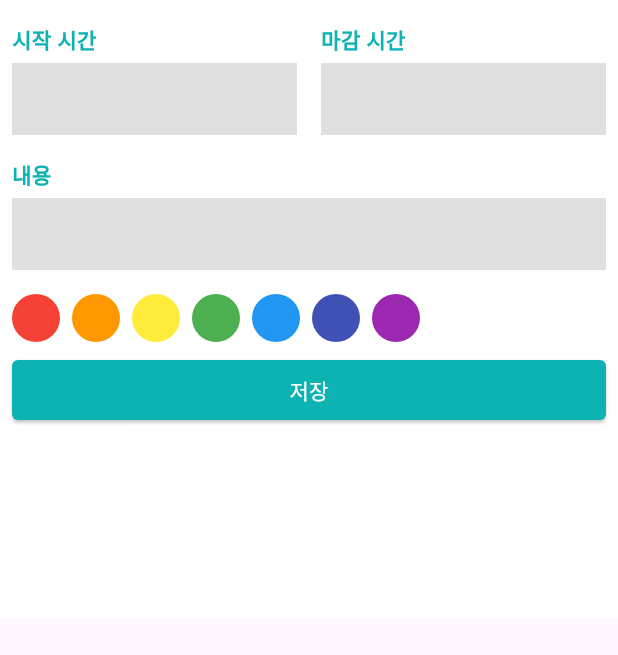
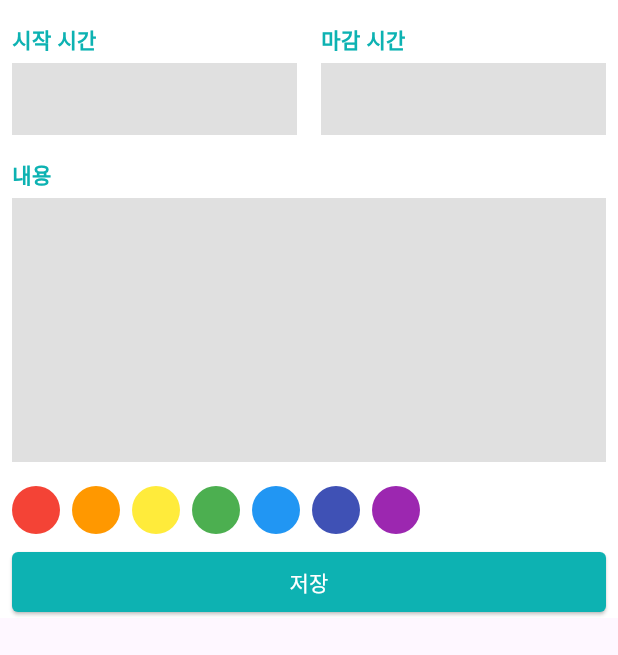
Before and after one commit to SungSeokMin/study_inflearn, a Flutter app: the ScheduleBottomSheet widget shown alone on an empty page, opened directly, on a phone screen of 412 x 824 dp. Shown: the top 655 px of the screen. Run offline on Flutter 3.47's test engine with Material 3 defaults, Android fonts, the phone set to English and light mode, and no system bars; our stand-ins replace geolocator, google_maps_flutter, image_picker, table_calendar, video_player, webview_flutter.

Commit message:
TextField 마무리하기

```diff
--- a/flutter/calendar_scheduler/lib/component/custom_text_field.dart
+++ b/flutter/calendar_scheduler/lib/component/custom_text_field.dart
@@ -1,12 +1,15 @@
 import 'package:calendar_scheduler/const/colors.dart';
 import 'package:flutter/material.dart';
+import 'package:flutter/services.dart';
 
 class CustomTextField extends StatelessWidget {
   final String label;
+  final bool isTime;
 
   const CustomTextField({
     super.key,
     required this.label,
+    required this.isTime,
   });
 
   @override
@@ -24,15 +27,31 @@ class CustomTextField extends StatelessWidget {
         const SizedBox(
           height: 6.0,
         ),
-        TextField(
-          cursorColor: Colors.grey,
-          decoration: InputDecoration(
-            filled: true,
-            fillColor: Colors.grey[300],
-            border: InputBorder.none,
-          ),
-        ),
+        isTime
+            ? renderTextField()
+            : Expanded(
+                child: renderTextField(),
+              )
       ],
     );
   }
+
+  Widget renderTextField() {
+    return TextField(
+      expands: !isTime,
+      keyboardType: isTime ? TextInputType.number : TextInputType.multiline,
+      maxLines: isTime ? 1 : null,
+      inputFormatters: isTime
+          ? [
+              FilteringTextInputFormatter.digitsOnly,
+            ]
+          : [],
+      cursorColor: Colors.grey,
+      decoration: InputDecoration(
+        filled: true,
+        fillColor: Colors.grey[300],
+        border: InputBorder.none,
+      ),
+    );
+  }
 }
--- a/flutter/calendar_scheduler/lib/component/schedule_bottom_sheet.dart
+++ b/flutter/calendar_scheduler/lib/component/schedule_bottom_sheet.dart
@@ -9,7 +9,12 @@ class ScheduleBottomSheet extends StatelessWidget {
   Widget build(BuildContext context) {
     final bottomInset = MediaQuery.of(context).viewInsets.bottom;
 
-    return Container(
+    return GestureDetector(
+      onTap: () {
+        FocusScope.of(context).requestFocus(FocusNode());
+      },
+      child: SafeArea(
+        child: Container(
           height: MediaQuery.of(context).size.height / 2 + bottomInset,
           color: Colors.white,
           child: Padding(
@@ -30,6 +35,8 @@ class ScheduleBottomSheet extends StatelessWidget {
               ),
             ),
           ),
+        ),
+      ),
     );
   }
 }
@@ -44,6 +51,7 @@ class _Time extends StatelessWidget {
         Expanded(
             child: CustomTextField(
           label: '시작 시간',
+          isTime: true,
         )),
         SizedBox(
           width: 16.0,
@@ -51,6 +59,7 @@ class _Time extends StatelessWidget {
         Expanded(
           child: CustomTextField(
             label: '마감 시간',
+            isTime: true,
           ),
         ),
       ],
@@ -63,7 +72,12 @@ class _Content extends StatelessWidget {
 
   @override
   Widget build(BuildContext context) {
-    return const CustomTextField(label: '내용');
+    return const Expanded(
+      child: CustomTextField(
+        label: '내용',
+        isTime: false,
+      ),
+    );
   }
 }
 
```
Lines whose indentation alone changed are shown as unchanged.
